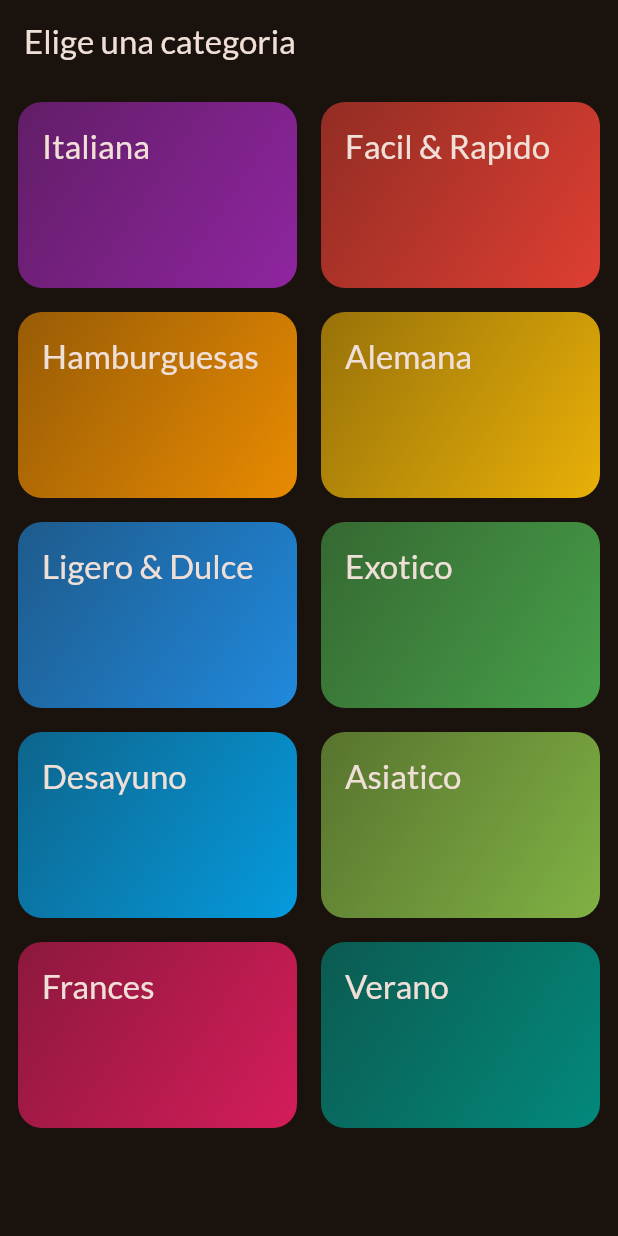
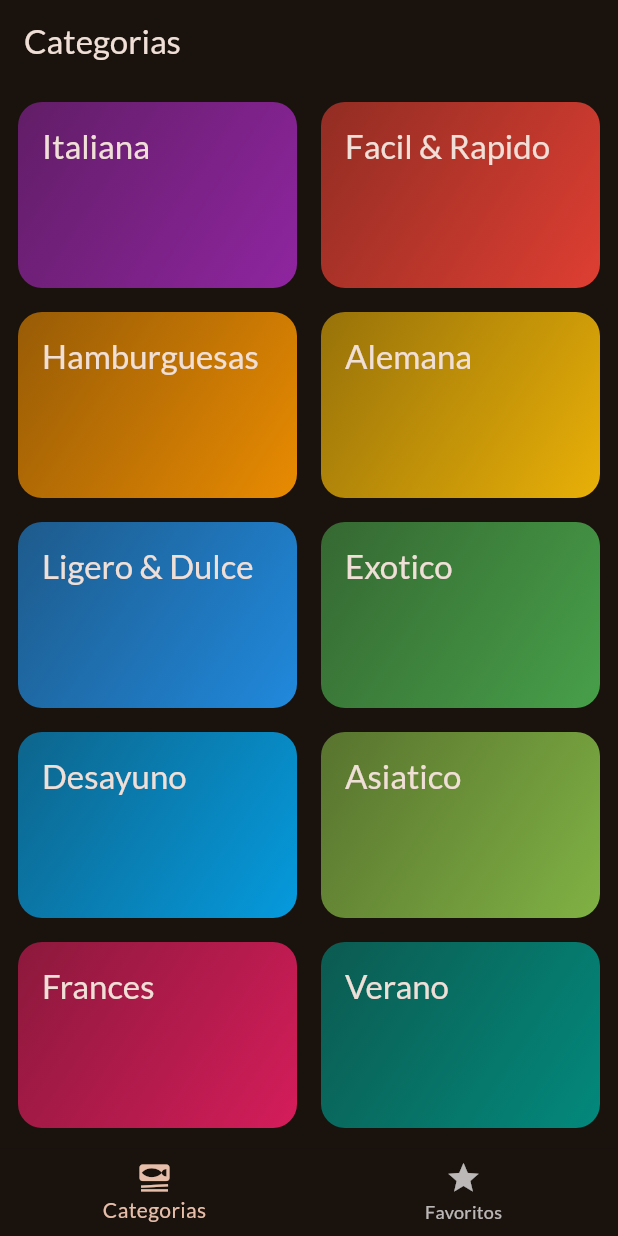
Before and after one commit to froggos/Curso-flutterRE, a Flutter app: the screen it shows after launch, on a phone screen of 412 x 824 dp. Run offline on Flutter 3.47's test engine with Material 3 defaults, Android fonts, the phone set to English and light mode, and no system bars; our stand-ins replace google_fonts, transparent_image.

Commit message:
Ahora se pueden agregar favoritos en duro

```diff
--- a/meals/lib/main.dart
+++ b/meals/lib/main.dart
@@ -1,6 +1,7 @@
 import 'package:flutter/material.dart';
 import 'package:google_fonts/google_fonts.dart';
-import 'package:meals/screens/categories.dart';
+// import 'package:meals/screens/categories.dart';
+import 'package:meals/screens/tabs.dart';
 
 final theme = ThemeData(
   useMaterial3: true,
@@ -22,7 +23,7 @@
   Widget build(BuildContext context) {
     return MaterialApp(
       theme: theme,
-      home: const CategoriesScreen(),
+      home: const TabsScreen(),
     );
   }
 }
--- a/meals/lib/screens/categories.dart
+++ b/meals/lib/screens/categories.dart
@@ -1,11 +1,17 @@
 import 'package:flutter/material.dart';
 import 'package:meals/data/dummy_data.dart';
 import 'package:meals/models/category.dart';
+import 'package:meals/models/meal.dart';
 import 'package:meals/screens/meals.dart';
 import 'package:meals/widgets/category_grid_item.dart';
 
 class CategoriesScreen extends StatelessWidget {
-  const CategoriesScreen({super.key});
+  const CategoriesScreen({
+    super.key,
+    required this.onToggleFavorite,
+  });
+
+  final void Function(Meal meal) onToggleFavorite;
 
   void _selectCategory(BuildContext context, Category category) {
     final filteredMeals = dummyMeals
@@ -17,6 +23,7 @@
         builder: (ctx) => MealsScreen(
           title: category.title,
           meals: filteredMeals,
+          onToggleFavorite: onToggleFavorite,
         ),
       ),
     );
@@ -24,11 +31,7 @@
 
   @override
   Widget build(BuildContext context) {
-    return Scaffold(
-      appBar: AppBar(
-        title: const Text('Elige una categoria'),
-      ),
-      body: GridView(
+    return GridView(
       padding: const EdgeInsets.all(12),
       gridDelegate: const SliverGridDelegateWithFixedCrossAxisCount(
         crossAxisCount: 2,
@@ -45,7 +48,6 @@
             },
           )
       ],
-      ),
     );
   }
 }
--- /dev/null
+++ b/meals/lib/screens/tabs.dart
@@ -0,0 +1,83 @@
+import 'package:flutter/material.dart';
+import 'package:meals/models/meal.dart';
+import 'package:meals/screens/categories.dart';
+import 'package:meals/screens/meals.dart';
+
+class TabsScreen extends StatefulWidget {
+  const TabsScreen({super.key});
+
+  @override
+  State<StatefulWidget> createState() {
+    return _TabsScreenState();
+  }
+}
+
+class _TabsScreenState extends State<TabsScreen> {
+  int _selectedPageIndex = 0;
+  final List<Meal> _favoriteMeals = [];
+
+  void _showInfoMessage(String message) {
+    ScaffoldMessenger.of(context).clearSnackBars();
+    ScaffoldMessenger.of(context)
+        .showSnackBar(SnackBar(content: Text(message)));
+  }
+
+  void _toggleMealFavoriteStatus(Meal meal) {
+    final isExisting = _favoriteMeals.contains(meal);
+
+    if (isExisting) {
+      setState(() {
+        _favoriteMeals.remove(meal);
+        _showInfoMessage('La comida ya no es favorita');
+      });
+    } else {
+      setState(() {
+        _favoriteMeals.add(meal);
+        _showInfoMessage('Marcado como favorito');
+      });
+    }
+  }
+
+  void _selectPage(int index) {
+    setState(() {
+      _selectedPageIndex = index;
+    });
+  }
+
+  @override
+  Widget build(BuildContext context) {
+    Widget activePage = CategoriesScreen(
+      onToggleFavorite: _toggleMealFavoriteStatus,
+    );
+    var activePageTitle = "Categorias";
+
+    if (_selectedPageIndex == 1) {
+      activePage = MealsScreen(
+        meals: _favoriteMeals,
+        onToggleFavorite: _toggleMealFavoriteStatus,
+      );
+      activePageTitle = "Tus favoritos";
+    }
+
+    return Scaffold(
+      appBar: AppBar(
+        title: Text(activePageTitle),
+      ),
+      body: activePage,
+      bottomNavigationBar: BottomNavigationBar(
+        onTap: _selectPage,
+        currentIndex: _selectedPageIndex,
+        items: const [
+          BottomNavigationBarItem(
+            icon: Icon(Icons.set_meal),
+            label: 'Categorias',
+          ),
+          BottomNavigationBarItem(
+            icon: Icon(Icons.star),
+            label: 'Favoritos',
+          ),
+        ],
+      ),
+    );
+  }
+}
```
Also changed, not shown: meals/lib/screens/meal_details.dart (+9 -0 lines), meals/lib/screens/meals.dart (+14 -3 lines). Lines whose indentation alone changed are shown as unchanged.
